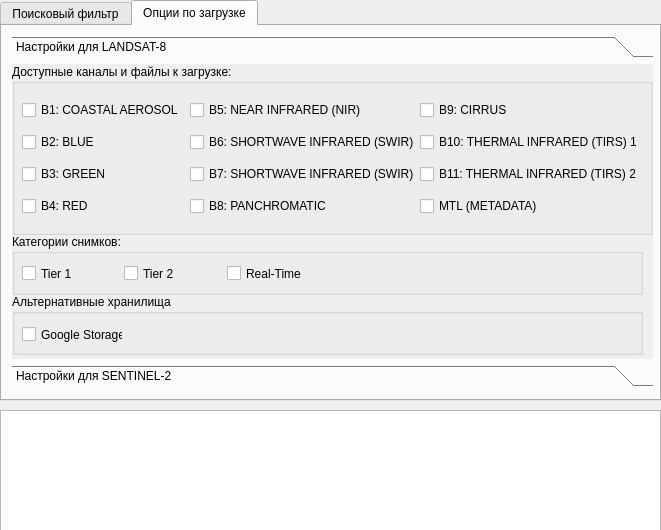
NosyParker/qgis-satellite-images-downloader, file satellite_images_downloader_dialog_base.ui: the form before one commit.
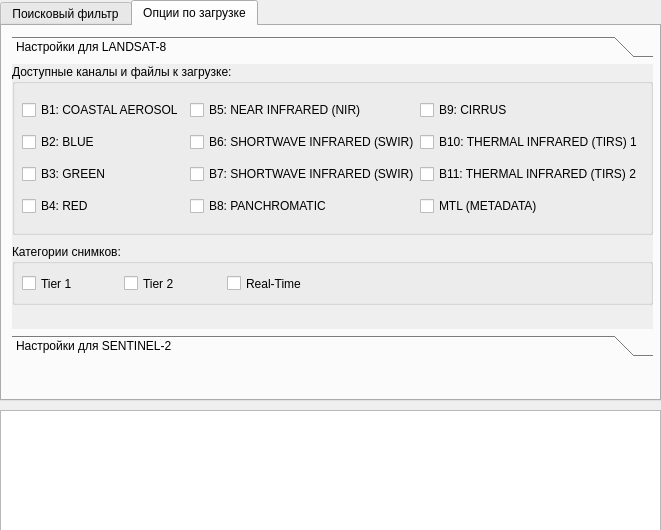
The form after the commit. The open tabs and pages were chosen to show the change. Icons and pictures are not drawn.

Diff of the .ui file:
```diff
--- a/satellite_images_downloader_dialog_base.ui
+++ b/satellite_images_downloader_dialog_base.ui
@@ -505,7 +505,7 @@
        <x>10</x>
        <y>10</y>
        <width>641</width>
-       <height>351</height>
+       <height>321</height>
       </rect>
      </property>
      <property name="currentIndex">
@@ -517,7 +517,7 @@
         <x>0</x>
         <y>0</y>
         <width>641</width>
-        <height>297</height>
+        <height>267</height>
        </rect>
       </property>
       <attribute name="label">
@@ -672,8 +672,8 @@
        <property name="geometry">
         <rect>
          <x>0</x>
-         <y>170</y>
-         <width>631</width>
+         <y>180</y>
+         <width>641</width>
          <height>61</height>
         </rect>
        </property>
@@ -729,32 +729,6 @@
         </layout>
        </widget>
       </widget>
-      <widget class="QGroupBox" name="Alt_Storages">
-       <property name="geometry">
-        <rect>
-         <x>0</x>
-         <y>230</y>
-         <width>631</width>
-         <height>61</height>
-        </rect>
-       </property>
-       <property name="title">
-        <string>Альтернативные хранилища</string>
-       </property>
-       <widget class="QCheckBox" name="googleSourceCheckBox">
-        <property name="geometry">
-         <rect>
-          <x>10</x>
-          <y>30</y>
-          <width>101</width>
-          <height>21</height>
-         </rect>
-        </property>
-        <property name="text">
-         <string>Google Storage</string>
-        </property>
-       </widget>
-      </widget>
      </widget>
      <widget class="QWidget" name="S2_options_page">
       <property name="geometry">
```
Left out of the diff: 4 changed lines with no effect on the pictures.
